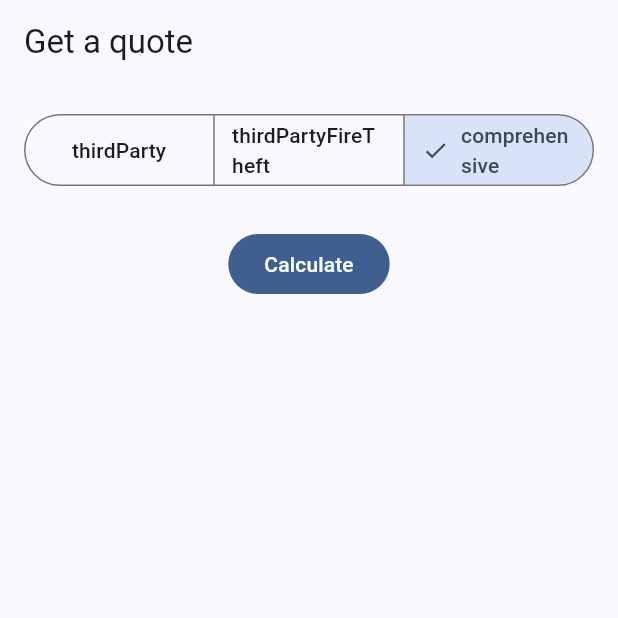
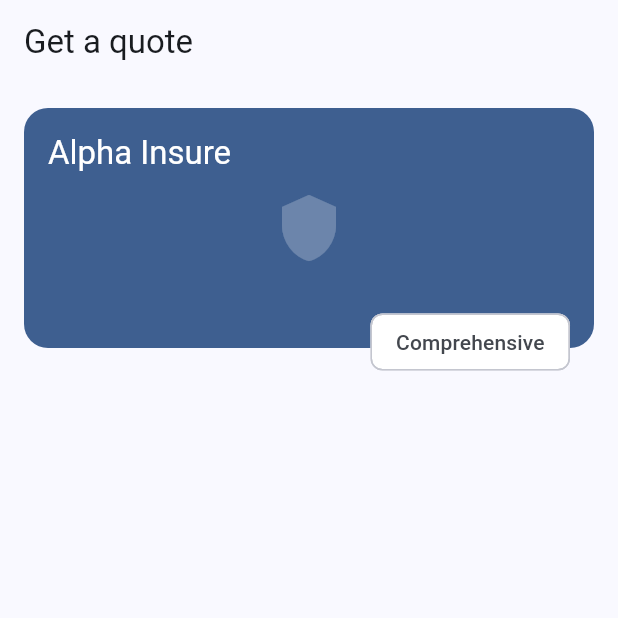
Before and after one commit to Clynton19860/flutter, a Flutter app: the screen it shows after launch, on a phone screen of 412 x 824 dp, the top half of it. Run offline on Flutter 3.47's test engine with Material 3 defaults, Android fonts, the phone set to English and light mode, and no system bars.

Commit message:
Day 2: header and responsive shell

```diff
--- /dev/null
+++ b/quote_app/devtools_options.yaml
@@ -0,0 +1,3 @@
+description: This file stores settings for Dart & Flutter DevTools.
+documentation: https://docs.flutter.dev/tools/devtools/extensions#configure-extension-enablement-states
+extensions:
--- a/quote_app/lib/features/quote/presentation/capture_screen.dart
+++ b/quote_app/lib/features/quote/presentation/capture_screen.dart
@@ -1,54 +1,79 @@
 import 'package:flutter/material.dart';
-import 'package:quote_app/features/quote/domain/quote_model.dart';
 import 'package:quote_app/core/extensions/money_extension.dart';
 
-class CaptureScreen extends StatefulWidget {
-  const CaptureScreen({super.key});
+class CaptureScreen extends StatelessWidget {
+  const CaptureScreen({super.key,});
 
   @override
-  State<CaptureScreen> createState() => _CaptureScreenState();
+  Widget build(BuildContext context) =>
+      Scaffold(
+          appBar: AppBar(title: const Text('Get a quote')),
+          body: SafeArea(
+              child: LayoutBuilder(builder: (context, constraints) {
+                final size = MediaQuery.sizeOf(context);
+                final isWide = size.width >= 700;
+
+                if (!isWide) {
+                  return SingleChildScrollView(
+                    padding: const EdgeInsets.all(16),
+                    child: Column(
+                      crossAxisAlignment: CrossAxisAlignment.stretch,
+                      children: [
+                        _BrandHeader(),
+                      ],
+                    ),
+                  );
+                }
+
+                return Row(
+                    children: const [
+                      SizedBox(
+                        width: 320,
+                        child: _BrandHeader(),
+                      ),
+                    ]
+                );
+              },
+              )
+          )
+      );
 }
 
-class _CaptureScreenState extends State<CaptureScreen> {
-  Cover _cover = Cover.comprehensive;
-  double? _premium;
 
-  void _calculate() {
-    final r = QuoteRequest(
-      make: 'VW',
-      year: 2020,
-      driverAge: 30,
-      cover: _cover,
-    );
-    setState(() => _premium = calculatePremium(r));
-  }
+class _BrandHeader extends StatelessWidget {
+  const _BrandHeader();
 
   @override
-  Widget build(BuildContext context) => Scaffold(
-    appBar: AppBar(title: const Text('Get a quote')),
-    body: Padding(
-      padding: const EdgeInsets.all(16),
-      child: Column(
-        children: [
-          SegmentedButton<Cover>(
-            segments: [
-              for (final c in Cover.values)
-                ButtonSegment(value: c, label: Text(c.name)),
-            ],
-            selected: {_cover},
-            onSelectionChanged: (s) => setState(() => _cover = s.first),
-          ),
-          const SizedBox(height: 24),
-          FilledButton(
-            onPressed: _calculate,
-            child: const Text('Calculate'),
-          ),
-          const SizedBox(height: 24),
-          if (_premium != null) PremiumBadge(amount: _premium!),
-        ],
-      ),
-    ),
-  );
+  Widget build(BuildContext context) =>
+      Stack (
+          clipBehavior: Clip.none,
+          children: [
+            Container(
+              height: 160,
+              decoration: BoxDecoration(
+                color: Theme.of(context).colorScheme.primary,
+                borderRadius: BorderRadius.circular(16),
+              ),
+            ),
+
+            Positioned(
+              left:16, top:16,
+              child: Text("Alpha Insure",
+                  style: Theme.of(context).textTheme.titleLarge?.copyWith(color: Colors.white)),
+            ),
+            Positioned(
+              right: 16, bottom: -20,
+              child: Chip(label: Text('Comprehensive'), backgroundColor: Colors.white),
+            ),
+            const Positioned.fill(
+              child: Align(
+                  alignment: Alignment.center,
+                  child: Icon(Icons.shield, size: 48, color: Colors.white24,)
+              ),
+            ),
+          ]
+      );
+
 }
 
 class PremiumBadge extends StatelessWidget {
--- a/quote_app/pubspec.yaml
+++ b/quote_app/pubspec.yaml
@@ -34,6 +34,7 @@ dependencies:
   # The following adds the Cupertino Icons font to your application.
   # Use with the CupertinoIcons class for iOS style icons.
   cupertino_icons: ^1.0.8
+  flutter_riverpod: ^3.4.3
 
 dev_dependencies:
   flutter_test:
```
Also changed, not shown: quote_app/pubspec.lock.
